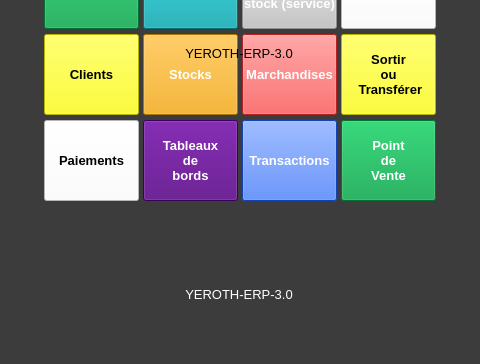
Old version of the form ui/yeroth-erp-main-window.ui in the repository xnoumbissinoundou/yeroth-erp-3.0; both pictures show x 161 to 641 and y 236 to 600 of the 800 by 600 pixel window.
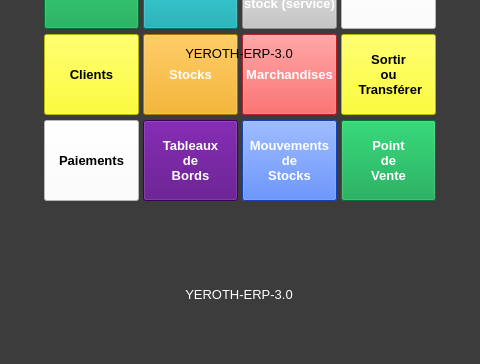
New version of the form. Icons and pictures are not drawn. Custom widgets are drawn as their Qt base class.

Commit message: On branch master 	modified:   src/windows/yeroth-erp-main-window.cpp 	modified:   ui/yeroth-erp-main-window.ui

Patch:
```diff
--- a/ui/yeroth-erp-main-window.ui
+++ b/ui/yeroth-erp-main-window.ui
@@ -1769,7 +1769,9 @@
      </font>
     </property>
     <property name="text">
-     <string>Transactions</string>
+     <string>Mouvements
+de
+Stocks</string>
     </property>
     <property name="autoDefault">
      <bool>false</bool>
@@ -3559,7 +3561,7 @@
     <property name="text">
      <string>Tableaux
 de
-bords</string>
+Bords</string>
     </property>
     <property name="autoDefault">
      <bool>false</bool>
```
Left out of the diff: 49 changed lines with no effect on the pictures. The commit also changes 1 other file.
